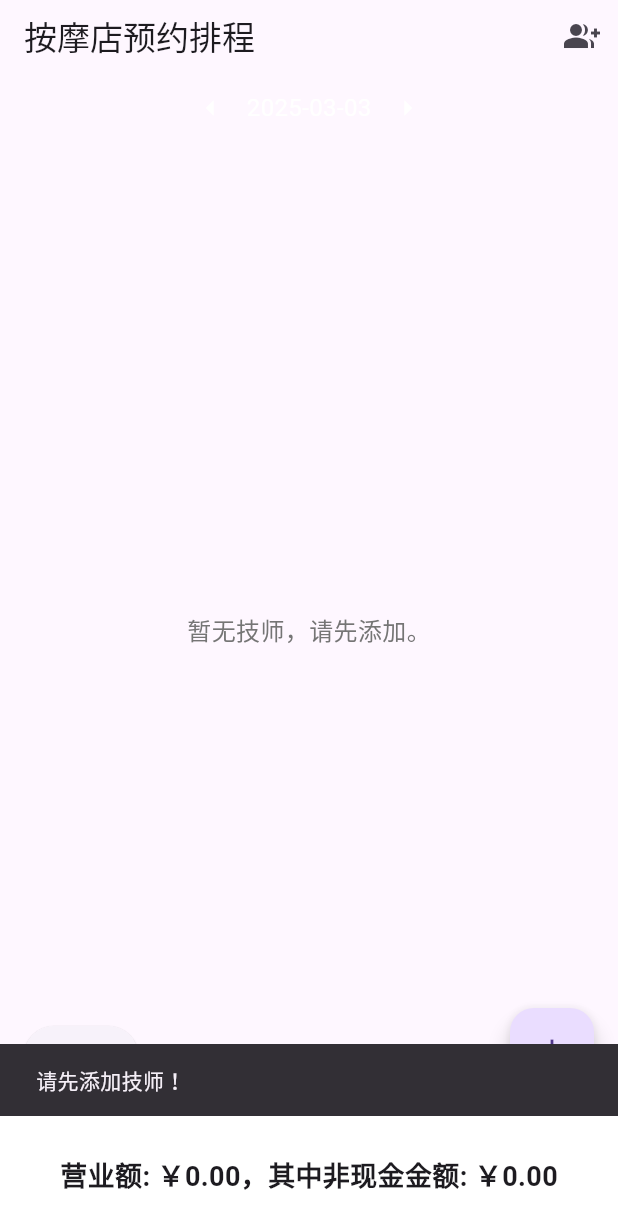
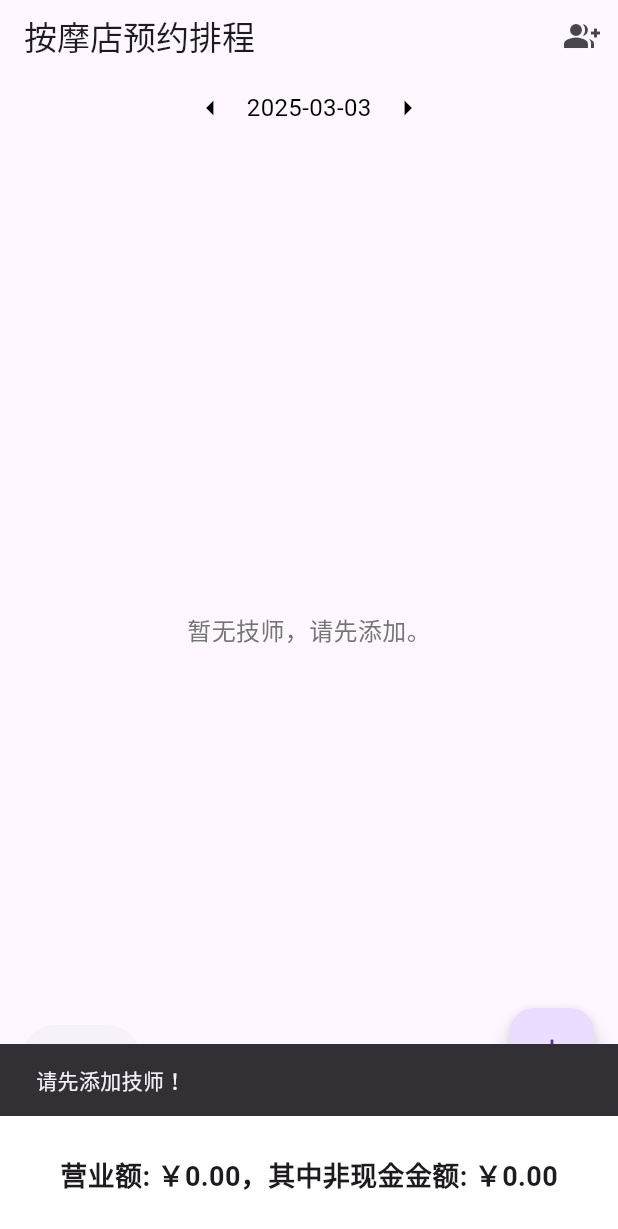
Before and after one commit to linrytang/flutter_web_test2, a Flutter app: the screen it shows after launch, after a tap on the "add" icon, on a phone screen of 412 x 824 dp. Shown: the top 1229 px of the screen. Run offline on Flutter 3.47's test engine with Material 3 defaults, Android fonts, the phone set to English and light mode, and no system bars; our stand-ins replace shared_preferences.

Commit message:
Use yellow icon for starred customer

```diff
--- a/lib/main.dart
+++ b/lib/main.dart
@@ -41,7 +41,7 @@ class Appointment {
   double price;
   String roomNumber;
   bool isNonCash;
-  bool starred; // 新增：是否星标熟客
+  bool starred; // 是否星标熟客
 
   Appointment({
     required this.id,
@@ -309,7 +309,7 @@ class _SchedulerPageState extends State<SchedulerPage> {
     );
   }
 
-  /// 添加预约（含星标熟客功能）
+  /// 添加预约（星标图标：黄色星星）
   void _showAddAppointmentDialog() {
     if (therapists.isEmpty) {
       ScaffoldMessenger.of(context).showSnackBar(
@@ -325,7 +325,7 @@ class _SchedulerPageState extends State<SchedulerPage> {
     TextEditingController priceController = TextEditingController();
     TextEditingController roomController = TextEditingController();
     bool isNonCash = false;
-    bool starred = false; // 新增：是否星标
+    bool starred = false; // 是否星标
 
     DateTime startTime = DateTime(selectedDate.year, selectedDate.month, selectedDate.day, 10, 0);
 
@@ -483,7 +483,7 @@ class _SchedulerPageState extends State<SchedulerPage> {
                     ),
                     const SizedBox(height: 8),
 
-                    // 星标熟客
+                    // 星标熟客：图标颜色改为黄色
                     Row(
                       children: [
                         const Text("星标熟客: "),
@@ -495,7 +495,7 @@ class _SchedulerPageState extends State<SchedulerPage> {
                           },
                           icon: Icon(
                             starred ? Icons.star : Icons.star_border,
-                            color: starred ? Colors.red : Colors.grey,
+                            color: starred ? Colors.yellow : Colors.grey,
                           ),
                         ),
                       ],
@@ -563,7 +563,7 @@ class _SchedulerPageState extends State<SchedulerPage> {
     );
   }
 
-  /// 编辑预约，含删除 & 星标熟客
+  /// 编辑预约（星标图标：黄色星星）
   void _showEditAppointmentDialog(Appointment appt) {
     String selectedTherapistName = appt.therapistName;
     DateTime startTime = appt.start;
@@ -743,7 +743,7 @@ class _SchedulerPageState extends State<SchedulerPage> {
                     ),
                     const SizedBox(height: 8),
 
-                    // 星标熟客
+                    // 星标熟客：图标颜色改为黄色
                     Row(
                       children: [
                         const Text("星标熟客: "),
@@ -755,7 +755,7 @@ class _SchedulerPageState extends State<SchedulerPage> {
                           },
                           icon: Icon(
                             starred ? Icons.star : Icons.star_border,
-                            color: starred ? Colors.red : Colors.grey,
+                            color: starred ? Colors.yellow : Colors.grey,
                           ),
                         ),
                       ],
@@ -940,7 +940,9 @@ class _SchedulerPageState extends State<SchedulerPage> {
     double width = (endMin - startMin) * minuteWidth;
     if (width < 0) width = 0;
 
-    // 星标熟客 => 红色；否则如果价格=0或房间号空 => 黄；否则蓝
+    // 如果是星标熟客 => 红色块
+    // 否则如果价格=0或房间号空 => 黄色
+    // 否则蓝色
     Color blockColor;
     if (appt.starred) {
       blockColor = Colors.redAccent.withOpacity(0.8);
@@ -951,7 +953,6 @@ class _SchedulerPageState extends State<SchedulerPage> {
     }
 
     // 显示的文字：房间、非现金标识、价格
-    // 也可以加上 "★" 如果 starred, 这里用红色块替代
     String txt = "房间 ${appt.roomNumber} "
         + (appt.isNonCash ? "△ " : "")
         + "￥${appt.price.toStringAsFixed(2)}";
@@ -1022,7 +1023,7 @@ class _SchedulerPageState extends State<SchedulerPage> {
             mainAxisAlignment: MainAxisAlignment.center,
             children: [
               IconButton(
-                icon: const Icon(Icons.arrow_left, color: Colors.white),
+                icon: const Icon(Icons.arrow_left, color: Colors.black),
                 onPressed: _gotoPrevDay,
               ),
               GestureDetector(
@@ -1041,11 +1042,11 @@ class _SchedulerPageState extends State<SchedulerPage> {
                 },
                 child: Text(
                   dateString,
-                  style: const TextStyle(fontSize: 16, color: Colors.white),
+                  style: const TextStyle(fontSize: 16, color: Colors.black),
                 ),
               ),
               IconButton(
-                icon: const Icon(Icons.arrow_right, color: Colors.white),
+                icon: const Icon(Icons.arrow_right, color: Colors.black),
                 onPressed: _gotoNextDay,
               ),
             ],
```
Also changed, not shown: 3 other files.
